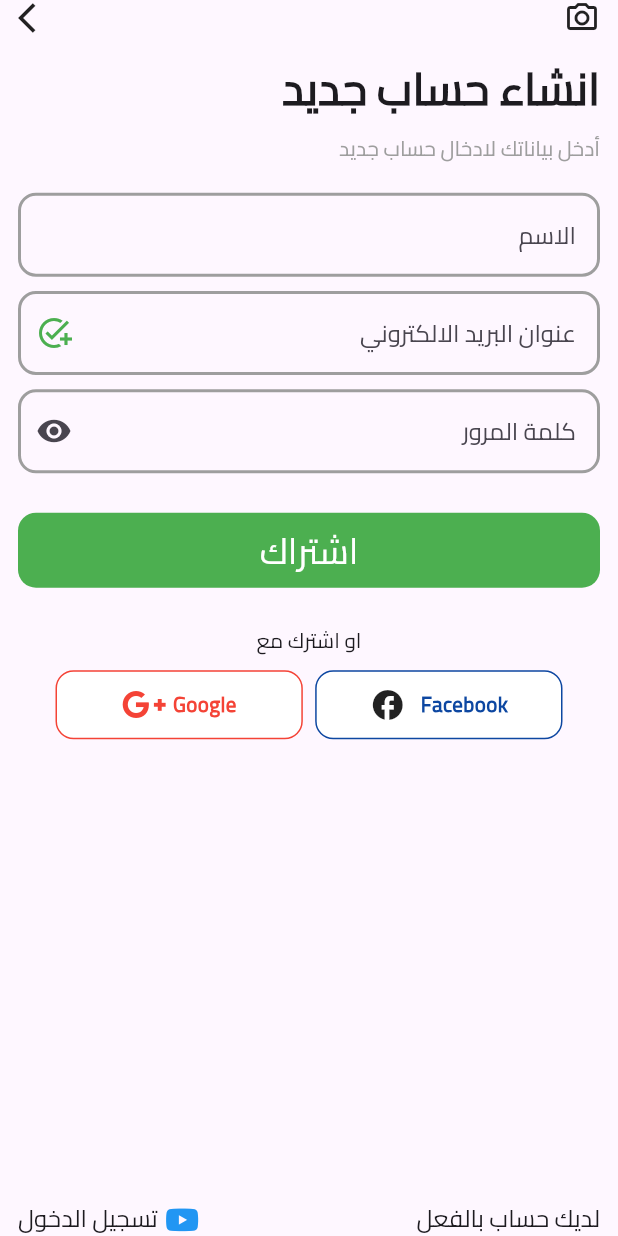
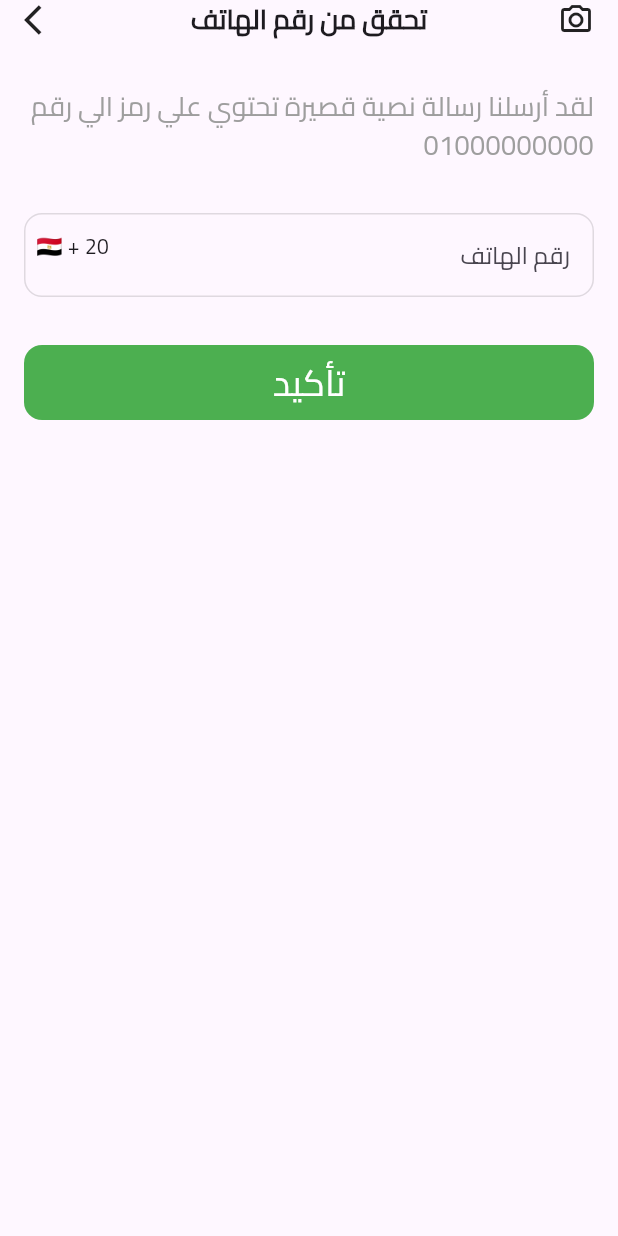
Before and after one commit to karimomar25/selaty_app, a Flutter app: the SignupView screen opened directly, after a tap on "اشتراك", on a phone screen of 412 x 824 dp. Run offline on Flutter 3.47's test engine with Material 3 defaults, Android fonts, the phone set to English and light mode, and no system bars; our stand-ins replace country_picker, flutter_screenutil, font_awesome_flutter, get, pinput.

Commit message:
finish auth

```diff
--- a/lib/features/login_or_signup/presentation/Login_Or_Signup/login_or_signup_view.dart
+++ b/lib/features/auth/presentation/Login_Or_Signup/login_or_signup_view.dart
@@ -1,9 +1,9 @@
 import 'package:flutter/material.dart';
 import 'package:get/get.dart';
 import 'package:selaty_app/core/utils/styles.dart';
-import 'package:selaty_app/features/login_or_signup/presentation/LogIn/login_view.dart';
-import 'package:selaty_app/features/login_or_signup/presentation/Login_Or_Signup/widgets/login_or_signup_button.dart';
-import 'package:selaty_app/features/login_or_signup/presentation/SignUp/signup_view.dart';
+import 'package:selaty_app/features/auth/presentation/LogIn/login_view.dart';
+import 'package:selaty_app/features/auth/presentation/Login_Or_Signup/widgets/login_or_signup_button.dart';
+import 'package:selaty_app/features/auth/presentation/SignUp/signup_view.dart';
 import 'package:selaty_app/core/utils/app_images.dart';
 
 class LoginOrSignUpView extends StatelessWidget {
--- /dev/null
+++ b/lib/features/auth/presentation/SignUp/phone_auth.dart
@@ -0,0 +1,51 @@
+import 'package:flutter/material.dart';
+import 'package:get/get_core/src/get_main.dart';
+import 'package:get/get_navigation/get_navigation.dart';
+import 'package:selaty_app/features/auth/presentation/SignUp/phone_otp.dart';
+import 'package:selaty_app/features/auth/presentation/SignUp/widgets/custom_button.dart';
+import 'package:selaty_app/features/auth/presentation/SignUp/widgets/custom_top_row.dart';
+import 'package:selaty_app/features/auth/presentation/SignUp/widgets/phone_number_form.dart';
+
+class PhoneAuth extends StatelessWidget {
+  const PhoneAuth({super.key});
+
+  @override
+  Widget build(BuildContext context) {
+    return SafeArea(
+      child: Scaffold(
+        body: Padding(
+          padding: const EdgeInsets.symmetric(horizontal: 16),
+          child: Column(
+            children: [
+              const CustomTopRow(text: "تحقق من رقم الهاتف"),
+              const SizedBox(
+                height: 32,
+              ),
+              const Text(
+                textAlign: TextAlign.right,
+                "لقد أرسلنا رسالة نصية قصيرة تحتوي علي رمز الي رقم 01000000000",
+                style: TextStyle(color: Colors.grey, fontSize: 18),
+              ),
+              const SizedBox(
+                height: 32,
+              ),
+              const PhoneNumberForm(),
+              const SizedBox(
+                height: 32,
+              ),
+              GestureDetector(
+                onTap: () {
+                  Get.to(const PhoneOtp());
+                },
+                child: const CustomButton(
+                  text: "تأكيد",
+                  color: Colors.green,
+                ),
+              ),
+            ],
+          ),
+        ),
+      ),
+    );
+  }
+}
--- a/lib/features/login_or_signup/presentation/SignUp/signup_view.dart
+++ b/lib/features/auth/presentation/SignUp/signup_view.dart
@@ -3,11 +3,12 @@ import 'package:flutter_screenutil/flutter_screenutil.dart';
 import 'package:font_awesome_flutter/font_awesome_flutter.dart';
 import 'package:get/get.dart';
 import 'package:selaty_app/core/utils/styles.dart';
-import 'package:selaty_app/features/login_or_signup/presentation/LogIn/login_view.dart';
-import 'package:selaty_app/features/login_or_signup/presentation/Login_Or_Signup/widgets/custom_bottom_row.dart';
-import 'package:selaty_app/features/login_or_signup/presentation/SignUp/widgets/custom_button.dart';
-import 'package:selaty_app/features/login_or_signup/presentation/SignUp/widgets/custom_form.dart';
-import 'package:selaty_app/features/login_or_signup/presentation/SignUp/widgets/social_media_button.dart';
+import 'package:selaty_app/features/auth/presentation/LogIn/login_view.dart';
+import 'package:selaty_app/features/auth/presentation/Login_Or_Signup/widgets/custom_bottom_row.dart';
+import 'package:selaty_app/features/auth/presentation/SignUp/phone_auth.dart';
+import 'package:selaty_app/features/auth/presentation/SignUp/widgets/custom_button.dart';
+import 'package:selaty_app/features/auth/presentation/SignUp/widgets/custom_form.dart';
+import 'package:selaty_app/features/auth/presentation/SignUp/widgets/social_media_button.dart';
 
 class SignupView extends StatelessWidget {
   const SignupView({super.key});
@@ -75,7 +76,14 @@ class SignupView extends StatelessWidget {
               SizedBox(
                 height: 22.h,
               ),
-              CustomButton(text: "اشتراك", color: Colors.green, onTap: () {}),
+              GestureDetector(
+                  onTap: () {
+                    Get.to(const PhoneAuth());
+                  },
+                  child: const CustomButton(
+                    text: "اشتراك",
+                    color: Colors.green,
+                  )),
               const SizedBox(
                 height: 25,
               ),
--- /dev/null
+++ b/lib/features/auth/presentation/SignUp/widgets/custom_button.dart
@@ -0,0 +1,30 @@
+import 'package:flutter/material.dart';
+import 'package:selaty_app/core/utils/styles.dart';
+
+class CustomButton extends StatelessWidget {
+  const CustomButton({
+    super.key,
+    required this.text,
+    required this.color,
+  });
+
+  final String text;
+  final Color color;
+  @override
+  Widget build(BuildContext context) {
+    return Container(
+      alignment: Alignment.center,
+      width: double.infinity,
+      height: 50,
+      decoration: BoxDecoration(
+        borderRadius: BorderRadius.circular(12),
+        color: color,
+      ),
+      child: Text(
+        text,
+        style: Styles.TextStyle24.copyWith(color: Colors.white),
+        textAlign: TextAlign.center,
+      ),
+    );
+  }
+}
--- /dev/null
+++ b/lib/features/auth/presentation/SignUp/widgets/custom_top_row.dart
@@ -0,0 +1,21 @@
+import 'package:flutter/material.dart';
+import 'package:selaty_app/core/utils/styles.dart';
+
+class CustomTopRow extends StatelessWidget {
+  const CustomTopRow({super.key, required this.text});
+  final String text;
+  @override
+  Widget build(BuildContext context) {
+    return Row(
+      mainAxisAlignment: MainAxisAlignment.spaceBetween,
+      children: [
+        const Icon(Icons.arrow_back_ios),
+        Text(
+          text,
+          style: Styles.TextStyle18,
+        ),
+        const Icon(Icons.camera_alt_outlined),
+      ],
+    );
+  }
+}
--- /dev/null
+++ b/lib/features/auth/presentation/SignUp/widgets/phone_number_form.dart
@@ -0,0 +1,53 @@
+import 'package:country_picker/country_picker.dart';
+import 'package:flutter/material.dart';
+
+class PhoneNumberForm extends StatefulWidget {
+  const PhoneNumberForm({super.key});
+
+  @override
+  State<PhoneNumberForm> createState() => _PhoneNumberFormState();
+}
+
+class _PhoneNumberFormState extends State<PhoneNumberForm> {
+  final TextEditingController phoneController = TextEditingController();
+  Country country = Country(
+    phoneCode: "20",
+    countryCode: "EG",
+    e164Sc: 0,
+    geographic: true,
+    level: 1,
+    name: "Egypt",
+    example: "Egypt",
+    displayName: "Egypt",
+    displayNameNoCountryCode: "EG",
+    e164Key: "e164Key",
+  );
+  @override
+  Widget build(BuildContext context) {
+    return TextFormField(
+      textAlign: TextAlign.right,
+      controller: phoneController,
+      decoration: InputDecoration(
+          enabledBorder: OutlineInputBorder(
+              borderSide: const BorderSide(color: Colors.black12),
+              borderRadius: BorderRadius.circular(12)),
+          hintText: "رقم الهاتف",
+          prefixIcon: Container(
+            padding: const EdgeInsets.all(8),
+            child: GestureDetector(
+              child: Text("${country.flagEmoji} + ${country.phoneCode}"),
+              onTap: () {
+                showCountryPicker(
+                  context: context,
+                  onSelect: (value) {
+                    setState(() {
+                      country = value;
+                    });
+                  },
+                );
+              },
+            ),
+          )),
+    );
+  }
+}
--- a/lib/features/login_or_signup/presentation/SignUp/widgets/custom_button.dart
+++ /dev/null
@@ -1,34 +0,0 @@
-import 'package:flutter/material.dart';
-import 'package:selaty_app/core/utils/styles.dart';
-
-class CustomButton extends StatelessWidget {
-  const CustomButton(
-      {super.key,
-      required this.text,
-      required this.color,
-      required this.onTap});
-
-  final String text;
-  final Color color;
-  final void Function() onTap;
-  @override
-  Widget build(BuildContext context) {
-    return GestureDetector(
-      onTap: onTap,
-      child: Container(
-        alignment: Alignment.center,
-        width: double.infinity,
-        height: 50,
-        decoration: BoxDecoration(
-          borderRadius: BorderRadius.circular(12),
-          color: color,
-        ),
-        child: Text(
-          text,
-          style: Styles.TextStyle24.copyWith(color: Colors.white),
-          textAlign: TextAlign.center,
-        ),
-      ),
-    );
-  }
-}
--- a/lib/features/onboarding/presentation/widgets/go_next_button.dart
+++ b/lib/features/onboarding/presentation/widgets/go_next_button.dart
@@ -1,6 +1,6 @@
 import 'package:flutter/material.dart';
 import 'package:get/get.dart';
-import 'package:selaty_app/features/login_or_signup/presentation/Login_Or_Signup/login_or_signup_view.dart';
+import 'package:selaty_app/features/auth/presentation/Login_Or_Signup/login_or_signup_view.dart';
 
 class GoNextButton extends StatelessWidget {
   const GoNextButton({super.key, required this.backGroundColor});
--- a/pubspec.yaml
+++ b/pubspec.yaml
@@ -28,12 +28,14 @@ environment:
 # the latest version available on pub.dev. To see which dependencies have newer
 # versions available, run `flutter pub outdated`.
 dependencies:
+  country_picker: ^2.0.26
   cupertino_icons: ^1.0.6
   flutter:
     sdk: flutter
   flutter_screenutil: ^5.9.3
   font_awesome_flutter: ^10.7.0
   get: ^4.6.6
+  pinput: ^5.0.0
   short_navigation: ^0.1.0
 
 dev_dependencies:
```
Also changed, not shown: lib/features/auth/presentation/LogIn/login_view.dart (renamed from lib/features/login_or_signup/presentation/LogIn/login_view.dart, +21 -6 lines), lib/features/auth/presentation/LogIn/reset_password.dart (added, +54 -0 lines), lib/features/auth/presentation/SignUp/phone_otp.dart (added, +63 -0 lines), lib/features/auth/presentation/Login_Or_Signup/widgets/custom_bottom_row.dart (renamed from lib/features/login_or_signup/presentation/Login_Or_Signup/widgets/custom_bottom_row.dart), lib/features/auth/presentation/Login_Or_Signup/widgets/login_or_signup_button.dart (renamed from lib/features/login_or_signup/presentation/Login_Or_Signup/widgets/login_or_signup_button.dart), lib/features/auth/presentation/SignUp/widgets/custom_form.dart (renamed from lib/features/login_or_signup/presentation/SignUp/widgets/custom_form.dart), lib/features/auth/presentation/SignUp/widgets/social_media_button.dart (renamed from lib/features/login_or_signup/presentation/SignUp/widgets/social_media_button.dart), pubspec.lock.
